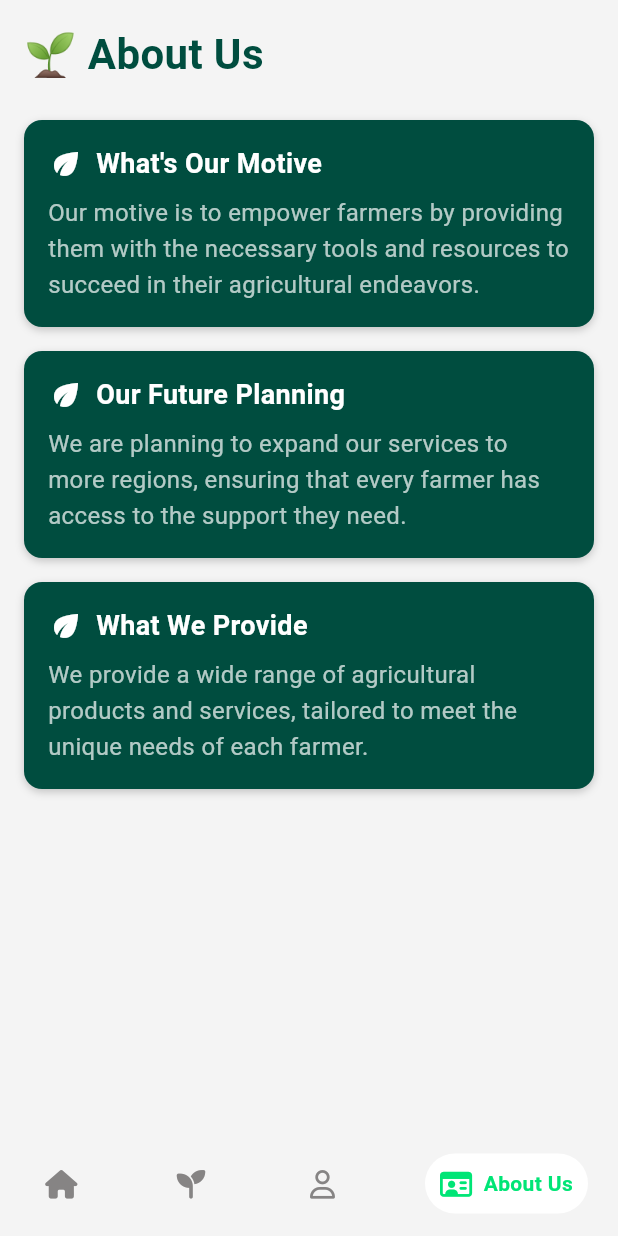
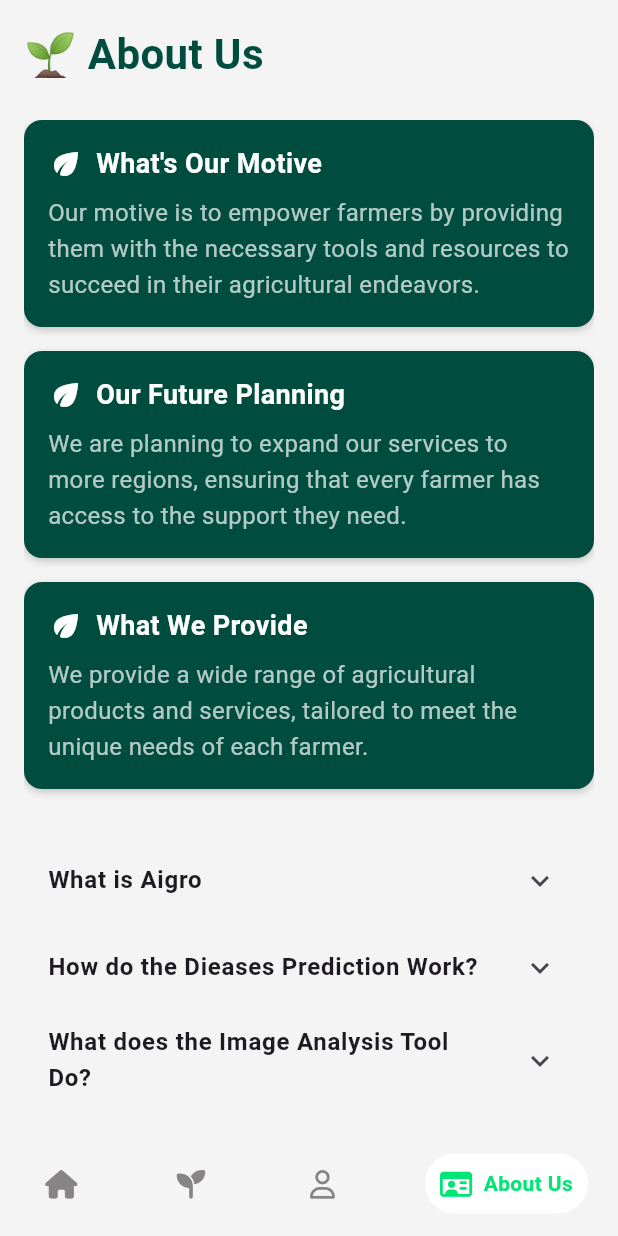
Before and after one commit to SIH-CodeFusers/Aigro-App, a Flutter app: the AboutUs screen opened by its route, on a phone screen of 412 x 824 dp. Run offline on Flutter 3.47's test engine with Material 3 defaults, Android fonts, the phone set to English and light mode, and no system bars; drawn by our look-alikes of google_nav_bar; our stand-ins replace dotted_border, firebase_core, firebase_storage, flutter_feather_icons, flutter_map, font_awesome_flutter and 7 more; missing offline and left inert: tflite_v2; accounts and stored records are empty.

Commit message:
Added Faq

```diff
--- a/lib/pages/about_us.dart
+++ b/lib/pages/about_us.dart
@@ -15,10 +15,9 @@ class AboutUs extends StatefulWidget {
 }
 
 class _AboutUsState extends State<AboutUs> {
-
   final languageBox = Hive.box("Language_db");
   LanguageDB ldb = LanguageDB();
-  String userLang="hello";
+  String userLang = "hello";
 
   String aboutUsTitle = '🌱 About Us';
   String motiveTitle = "What's Our Motive";
@@ -31,17 +30,49 @@ class _AboutUsState extends State<AboutUs> {
   String provideContent =
       "We provide a wide range of agricultural products and services, tailored to meet the unique needs of each farmer.";
 
+
+  List<Map<String, String>> accordionData = [
+    {
+      "title": "What is Aigro",
+      "content":
+          "AIgro, developed by the CodeFusers Team, is a website designed to assist farmers with various features such as disease prediction, image analysis, a farmers' community, crop health monitoring, an AI chat assistant, weather updates, cultivation tips, and farm resources."
+    },
+    {
+      "title": "How do the Dieases Prediction Work?",
+      "content":
+          "The disease prediction feature uses AI algorithms to analyze data and predict potential crop diseases based on historical and real-time information. This helps farmers take preventive measures early."
+    },
+    {
+      "title": "What does the Image Analysis Tool Do?",
+      "content":
+          "You can reach us via email, phone, or through our in-app support system.The image analysis tool allows farmers to upload images of their crops or plants. The AI then analyzes these images to detect signs of diseases, pests, or nutritional deficiencies, providing actionable insights."
+    },
+    {
+      "title": "How can i connect with other Farmers in Aigro",
+      "content":
+          "AIgro offers a farmers' community feature where users can join discussions, share experiences, and seek advice from other farmers. This platform fosters collaboration and knowledge sharing."
+    },{
+      "title": "What kind of Suppourt can I get from AI Chat Assistant",
+      "content":
+          "The AI chat assistant provides real-time support by answering farming-related questions, offering advice on crop management, and guiding users through the website's features. It aims to assist users with their queries efficiently."
+    },{
+      "title": "Who do I get Wheather Updates & Cultivtation Tips?",
+      "content":
+          "AIgro provides personalized weather updates and cultivation tips based on your location and crop type. Users can access these insights through the website's dedicated sections for weather forecasts and farming advice."
+    },
+  ];
+
   void translateAllTexts() async {
     String targetLanguage = userLang;
     String apiKey = GCP_API_KEY;
-
 
     if (targetLanguage == "en") {
       return;
     }
 
     try {
-    String aboutUsTitleResult = await translateText(aboutUsTitle, targetLanguage, apiKey);
+      String aboutUsTitleResult =
+          await translateText(aboutUsTitle, targetLanguage, apiKey);
       setState(() {
         aboutUsTitle = aboutUsTitleResult;
       });
@@ -50,12 +81,14 @@ class _AboutUsState extends State<AboutUs> {
     }
 
     try {
-    String motiveTitleResult = await translateText(motiveTitle, targetLanguage, apiKey);
+      String motiveTitleResult =
+          await translateText(motiveTitle, targetLanguage, apiKey);
       setState(() {
         motiveTitle = motiveTitleResult;
       });
 
-    String motiveContentResult = await translateText(motiveContent, targetLanguage, apiKey);
+      String motiveContentResult =
+          await translateText(motiveContent, targetLanguage, apiKey);
       setState(() {
         motiveContent = motiveContentResult;
       });
@@ -64,12 +97,14 @@ class _AboutUsState extends State<AboutUs> {
     }
 
     try {
-    String futurePlanningTitleResult = await translateText(futurePlanningTitle, targetLanguage, apiKey);
+      String futurePlanningTitleResult =
+          await translateText(futurePlanningTitle, targetLanguage, apiKey);
       setState(() {
         futurePlanningTitle = futurePlanningTitleResult;
       });
 
-    String futurePlanningContentResult = await translateText(futurePlanningContent, targetLanguage, apiKey);
+      String futurePlanningContentResult =
+          await translateText(futurePlanningContent, targetLanguage, apiKey);
       setState(() {
         futurePlanningContent = futurePlanningContentResult;
       });
@@ -78,29 +113,48 @@ class _AboutUsState extends State<AboutUs> {
     }
 
     try {
-    String provideTitleResult = await translateText(provideTitle, targetLanguage, apiKey);
+      String provideTitleResult =
+          await translateText(provideTitle, targetLanguage, apiKey);
       setState(() {
         provideTitle = provideTitleResult;
       });
 
-    String provideContentResult = await translateText(provideContent, targetLanguage, apiKey);
+      String provideContentResult =
+          await translateText(provideContent, targetLanguage, apiKey);
       setState(() {
         provideContent = provideContentResult;
       });
     } catch (e) {
       print("Error: $e");
     }
+
+
+    try {
+      List<Map<String, String>> translatedAccordionData = [];
+      for (var item in accordionData) {
+        String translatedTitle =
+            await translateText(item["title"]!, targetLanguage, apiKey);
+        String translatedContent =
+            await translateText(item["content"]!, targetLanguage, apiKey);
+        translatedAccordionData.add({
+          "title": translatedTitle,
+          "content": translatedContent,
+        });
       }
-
+      setState(() {
+        accordionData = translatedAccordionData;
+      });
+    } catch (e) {
+      print("Error translating accordion: $e");
+    }
+  }
 
   @override
   void initState() {
-
-    if(languageBox.get("LANG") == null){
+    if (languageBox.get("LANG") == null) {
       ldb.createLang();
       userLang = ldb.language;
-    }
-    else{
+    } else {
       ldb.loadLang();
       userLang = ldb.language;
     }
@@ -108,7 +162,6 @@ class _AboutUsState extends State<AboutUs> {
     super.initState();
     translateAllTexts();
   }
-
 
   @override
   Widget build(BuildContext context) {
@@ -120,7 +173,6 @@ class _AboutUsState extends State<AboutUs> {
           child: Column(
             crossAxisAlignment: CrossAxisAlignment.start,
             children: [
-
               Text(
                 aboutUsTitle,
                 style: const TextStyle(
@@ -130,8 +182,6 @@ class _AboutUsState extends State<AboutUs> {
                 ),
               ),
               const SizedBox(height: 24),
-
-
               Expanded(
                 child: ListView(
                   children: [
@@ -141,6 +191,8 @@ class _AboutUsState extends State<AboutUs> {
                         title: futurePlanningTitle, content: futurePlanningContent),
                     const SizedBox(height: 16),
                     _buildInfoCard(title: provideTitle, content: provideContent),
+                    const SizedBox(height: 32),
+                    _buildAccordionWidget(), // Accordion Widget added here
                   ],
                 ),
               ),
@@ -199,4 +251,26 @@ class _AboutUsState extends State<AboutUs> {
       ),
     );
   }
+
+  Widget _buildAccordionWidget() {
+    return Column(
+      children: accordionData.map((item) {
+        return ExpansionTile(
+          title: Text(
+            item["title"]!,
+            style: const TextStyle(fontWeight: FontWeight.bold),
+          ),
+          children: [
+            Padding(
+              padding: const EdgeInsets.symmetric(horizontal: 16.0),
+              child: Text(
+                item["content"]!,
+                style: const TextStyle(height: 1.5),
+              ),
+            ),
+          ],
+        );
+      }).toList(),
+    );
   }
+}
```
Also changed, not shown: pubspec.lock. Lines whose indentation alone changed are shown as unchanged.
